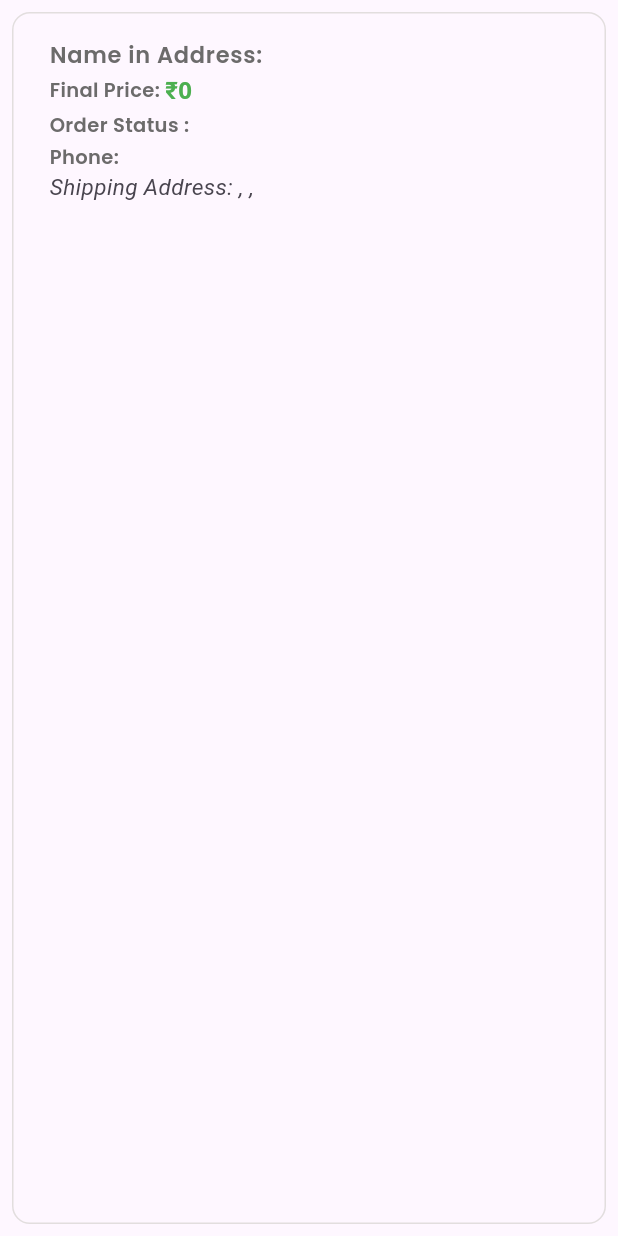
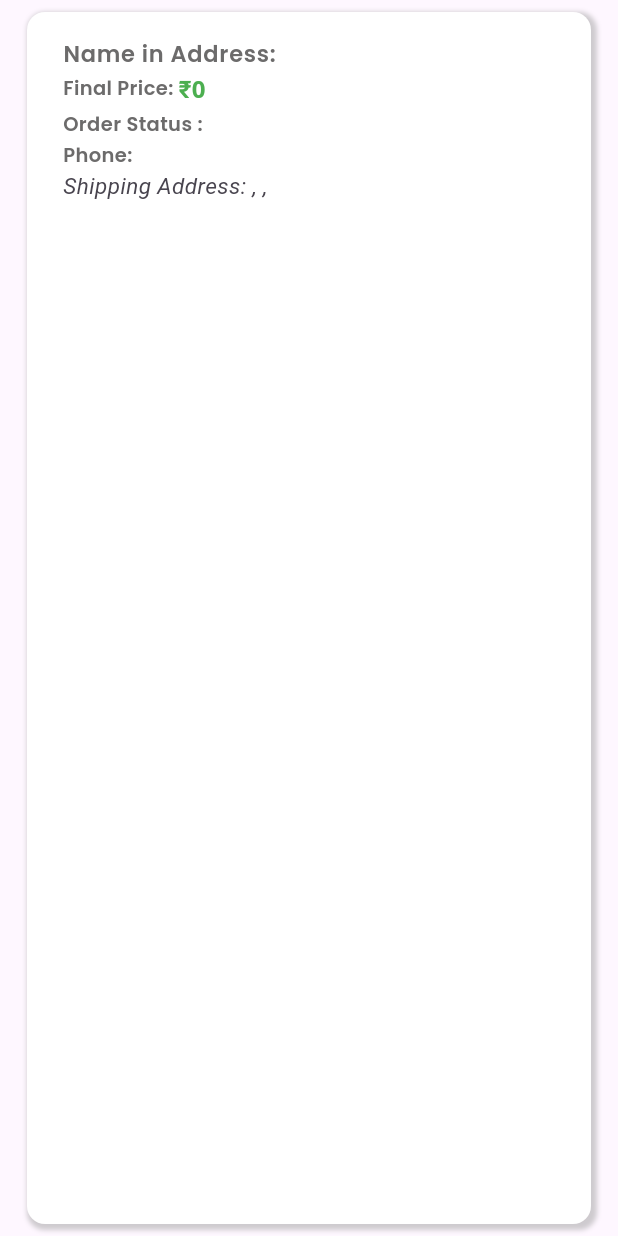
Before and after one commit to kailas1301/Crocs_Club, a Flutter app: the OrderTile widget shown alone on an empty page, opened directly with empty values, on a phone screen of 412 x 824 dp. Run offline on Flutter 3.47's test engine with Material 3 defaults, Android fonts, the phone set to English and light mode, and no system bars; our stand-ins replace action_slider, animated_splash_screen, bloc, cached_network_image, carousel_slider, concentric_transition and 7 more; missing offline and left inert: razorpay_flutter; accounts and stored records are empty; network calls fail.

Commit message:
responsive ui changes

```diff
--- a/lib/application/presentation/on_boarding/widgets/container_widget.dart
+++ b/lib/application/presentation/on_boarding/widgets/container_widget.dart
@@ -23,8 +23,8 @@ class ContainerWithImage extends StatelessWidget {
       child: ClipRRect(
         borderRadius: BorderRadius.circular(20),
         child: FadeInImage(
-          placeholder:
-              const AssetImage('assets/placeholder_image.png'), // Placeholder image
+          placeholder: const NetworkImage(
+              'https://imageplaceholder.net/600'), // Placeholder image
           image: AssetImage(imagePath), // Actual image
           fit: BoxFit.cover,
         ),
--- a/lib/application/presentation/orders/widgets/orderTile.dart
+++ b/lib/application/presentation/orders/widgets/orderTile.dart
@@ -21,14 +21,22 @@ class OrderTile extends StatelessWidget {
 
   @override
   Widget build(BuildContext context) {
-    return Container(
+    return Padding(
+      padding: const EdgeInsets.symmetric(horizontal: 10),
+      child: Container(
         margin: const EdgeInsets.all(8.0),
         padding: const EdgeInsets.all(8.0),
         decoration: BoxDecoration(
+          color: kwhiteColour,
+          boxShadow: [
+            BoxShadow(
+              color: Colors.grey.withOpacity(0.5),
+              spreadRadius: 2,
+              blurRadius: 2,
+              offset: const Offset(2, 2),
+            ),
+          ],
           borderRadius: BorderRadius.circular(12.0),
-        border: Border.all(
-          color: const Color.fromARGB(255, 226, 222, 222),
-        ),
         ),
         child: Column(
           crossAxisAlignment: CrossAxisAlignment.start,
@@ -115,8 +123,9 @@ class OrderTile extends StatelessWidget {
                                       ElevatedButtonWidget(
                                         buttonText: 'Yes',
                                         onPressed: () {
-                                        BlocProvider.of<OrderBloc>(context).add(
-                                            CancelOrdersEvent(id: order.id));
+                                          BlocProvider.of<OrderBloc>(context)
+                                              .add(CancelOrdersEvent(
+                                                  id: order.id));
                                           Navigator.pop(context);
                                         },
                                       ),
@@ -153,6 +162,7 @@ class OrderTile extends StatelessWidget {
             ),
           ],
         ),
+      ),
     );
   }
 }
--- a/lib/application/presentation/user_home_screen/widgets/carousel.dart
+++ b/lib/application/presentation/user_home_screen/widgets/carousel.dart
@@ -1,11 +1,11 @@
-
 import 'package:carousel_slider/carousel_slider.dart';
+import 'package:crocs_club/main.dart';
 import 'package:flutter/material.dart';
 
 Widget buildCarouselSlider() {
   return CarouselSlider(
     options: CarouselOptions(
-        height: 200,
+      height: screenHeight * .26,
       aspectRatio: 16 / 9,
       viewportFraction: 0.9,
       initialPage: 0,
--- a/lib/application/presentation/user_home_screen/widgets/productList.dart
+++ b/lib/application/presentation/user_home_screen/widgets/productList.dart
@@ -64,7 +64,7 @@ class ProductCardWidget extends StatelessWidget {
                     imageUrl: product.image[0],
                     imageBuilder: (context, imageProvider) {
                       return Container(
-                        height: screenWidth * .3,
+                        height: screenHeight * .18,
                         width: double.infinity,
                         decoration: BoxDecoration(
                           borderRadius: BorderRadius.circular(10),
@@ -100,7 +100,6 @@ class ProductCardWidget extends StatelessWidget {
                       textColor: kGreenColour,
                       textsize: 16,
                     ),
-                    const Expanded(child: SizedBox()),
                     BlocBuilder<WishlistBloc, WishlistState>(
                       builder: (context, state) {
                         if (state is WishlistLoading) {
```
Also changed, not shown: lib/application/presentation/user_home_screen/user_home_scrn.dart (+9 -3 lines). Lines whose indentation alone changed are shown as unchanged.
